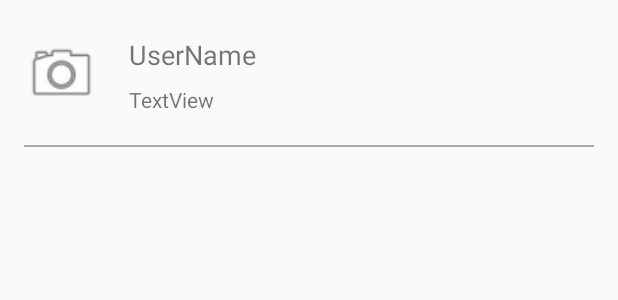
After one commit to javascript-m/AdAstra, an Android app: the layout fragment_post.xml on its own in the app's theme, with its tools: preview values and no code run, on a phone screen of 412 x 824 dp. The commit adds this screen. Shown: the top 300 px of the screen. Run offline under Robolectric (Android 15) with nearby library versions, the phone set to English and light mode, and no system bars.

Commit message:
Added groups and posts for each user

```diff
--- a/app/src/main/AndroidManifest.xml
+++ b/app/src/main/AndroidManifest.xml
@@ -24,7 +24,8 @@
         <activity android:name=".AddHabit" />
         <activity android:name=".HomeScreen" />
         <activity android:name=".ChooseHabit" />
-        <activity android:name=".ExploreGroups"></activity>
+        <activity android:name=".ExploreGroups" />
+        <activity android:name=".GroupData"></activity>
     </application>
 
 </manifest>
--- /dev/null
+++ b/app/src/main/res/layout/fragment_post.xml
@@ -0,0 +1,54 @@
+<?xml version="1.0" encoding="utf-8"?>
+<android.support.constraint.ConstraintLayout xmlns:android="http://schemas.android.com/apk/res/android"
+    xmlns:app="http://schemas.android.com/apk/res-auto"
+    xmlns:tools="http://schemas.android.com/tools"
+    android:layout_width="match_parent"
+    android:layout_height="wrap_content"
+    tools:context=".PostFragment">
+
+    <!-- TODO: Add like button to fragment -->
+
+    <ImageView
+        android:id="@+id/PF_userImg"
+        android:layout_width="50dp"
+        android:layout_height="50dp"
+        android:layout_marginBottom="24dp"
+        android:layout_marginStart="16dp"
+        android:layout_marginTop="24dp"
+        android:background="@android:drawable/ic_menu_camera"
+        app:layout_constraintBottom_toBottomOf="parent"
+        app:layout_constraintStart_toStartOf="parent"
+        app:layout_constraintTop_toTopOf="parent" />
+
+    <TextView
+        android:id="@+id/PF_username"
+        android:layout_width="wrap_content"
+        android:layout_height="wrap_content"
+        android:layout_marginStart="20dp"
+        android:layout_marginTop="24dp"
+        android:text="UserName"
+        android:textSize="18sp"
+        app:layout_constraintStart_toEndOf="@+id/PF_userImg"
+        app:layout_constraintTop_toTopOf="parent" />
+
+    <TextView
+        android:id="@+id/PF_content"
+        android:layout_width="wrap_content"
+        android:layout_height="wrap_content"
+        android:layout_marginStart="20dp"
+        android:layout_marginTop="8dp"
+        android:text="TextView"
+        app:layout_constraintStart_toEndOf="@+id/PF_userImg"
+        app:layout_constraintTop_toBottomOf="@+id/PF_username" />
+
+    <View
+        android:layout_width="0dp"
+        android:layout_height="1dp"
+        android:layout_marginEnd="16dp"
+        android:layout_marginStart="16dp"
+        android:background="@android:color/darker_gray"
+        app:layout_constraintBottom_toBottomOf="parent"
+        app:layout_constraintEnd_toEndOf="parent"
+        app:layout_constraintStart_toStartOf="parent" />
+
+</android.support.constraint.ConstraintLayout>
```
Also changed, not shown: app/src/main/java/com/ad_astra/maja/adastra/ExploreGroups.java (+27 -6 lines), app/src/main/java/com/ad_astra/maja/adastra/GroupButton.java (+25 -4 lines), app/src/main/java/com/ad_astra/maja/adastra/GroupData.java (added, +121 -0 lines), app/src/main/java/com/ad_astra/maja/adastra/GroupsFragment.java (+67 -11 lines), app/src/main/java/com/ad_astra/maja/adastra/HomeScreen.java (+46 -0 lines), app/src/main/java/com/ad_astra/maja/adastra/MyProfile.java (+17 -2 lines), app/src/main/java/com/ad_astra/maja/adastra/PostFragment.java (added, +115 -0 lines), app/src/main/java/com/ad_astra/maja/adastra/SignUp.java (+5 -2 lines), app/src/main/java/com/ad_astra/maja/adastra/User.java (+6 -1 lines), app/src/main/res/layout/activity_group_data.xml (added, +49 -0 lines), app/src/main/res/layout/fragment_group_button.xml (+8 -3 lines).
